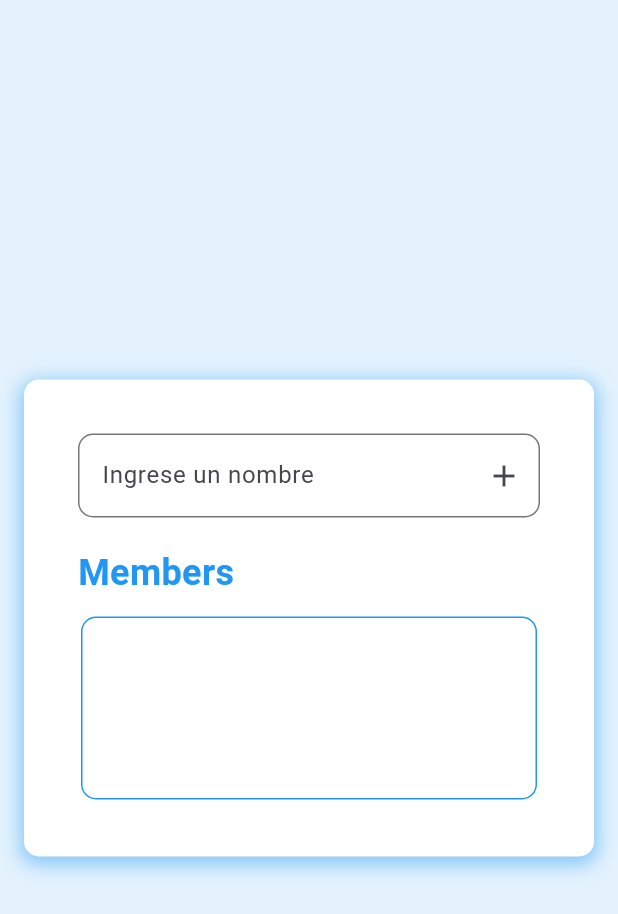
After one commit to GabrielRen2123/random_mixer, a Flutter app: the EstructuraBasica screen opened directly, on a phone screen of 412 x 824 dp. The commit adds this screen. Shown: the top 914 px of the screen. Run offline on Flutter 3.47's test engine with Material 3 defaults, Android fonts, the phone set to English and light mode, and no system bars.

Commit message:
Pagina de creacion de Grupos, funcional pero no completa

```diff
--- a/lib/clases/Botons.dart
+++ b/lib/clases/Botons.dart
@@ -34,7 +34,7 @@ class CustomButton extends StatelessWidget {
               BoxShadow(
                 color: box_shadow_color,
                 blurRadius: 4,
-                offset: Offset(0, 4),
+                offset: const Offset(0, 4),
                 spreadRadius: 0,
               )
             ],
@@ -44,11 +44,11 @@ class CustomButton extends StatelessWidget {
             mainAxisAlignment: MainAxisAlignment.center,
             crossAxisAlignment: CrossAxisAlignment.center,
             children: [
-              SizedBox(
+              const SizedBox(
                 //tamaño del logo
                 width: 70,
                 height: 70,
-                child: const FlutterLogo(),
+                child: FlutterLogo(),
               ),
               SizedBox(
                 child: ElevatedButton(
--- /dev/null
+++ b/lib/clases/Manager.dart
@@ -0,0 +1,49 @@
+import 'package:flutter/material.dart';
+import 'package:random_mixer_app/clases/nameList.dart';
+import 'package:random_mixer_app/clases/text_form.dart';
+
+
+class NameManager extends StatefulWidget {
+  const NameManager({super.key});
+
+  @override
+  _NameManagerState createState() => _NameManagerState();
+}
+
+class _NameManagerState extends State<NameManager> {
+  List<String> names = [];
+
+  // Función para agregar nombre a la lista
+  void addName(String name) {
+    setState(() {
+      names.add(name);
+    });
+  }
+
+  // Función para eliminar nombre de la lista
+  void removeName(String name) {
+    setState(() {
+      names.remove(name);
+    });
+  }
+
+  @override
+  Widget build(BuildContext context) {
+    return Padding(
+      padding: const EdgeInsets.all(20),
+      child: Column(
+        crossAxisAlignment: CrossAxisAlignment.start,
+        children: [
+          TextForm(addName: addName), // Paso la función para agregar nombres
+          const SizedBox(height: 20),
+          const Text(
+            "Members",
+            style: TextStyle(fontSize: 24, fontWeight: FontWeight.bold, color: Colors.blue),
+          ),
+          const SizedBox(height: 10),
+          NameList(names: names, removeName: removeName), // Paso la lista y la función para eliminar
+        ],
+      ),
+    );
+  }
+}
--- a/lib/clases/custom_boton.dart
+++ b/lib/clases/custom_boton.dart
@@ -34,7 +34,7 @@ class CustomButton extends StatelessWidget {
               BoxShadow(
                 color: box_shadow_color,
                 blurRadius: 4,
-                offset: Offset(0, 4),
+                offset: const Offset(0, 4),
                 spreadRadius: 0,
               )
             ],
@@ -44,11 +44,11 @@ class CustomButton extends StatelessWidget {
             mainAxisAlignment: MainAxisAlignment.center,
             crossAxisAlignment: CrossAxisAlignment.center,
             children: [
-              SizedBox(
+              const SizedBox(
                 //tamaño del logo
                 width: 70,
                 height: 70,
-                child: const FlutterLogo(),
+                child: FlutterLogo(),
               ),
               SizedBox(
                 child: ElevatedButton(
--- /dev/null
+++ b/lib/clases/estructura_basica.dart
@@ -0,0 +1,42 @@
+import 'package:flutter/material.dart';
+
+class EstructuraBasica extends StatelessWidget {
+  final List<Widget> widgetList;
+
+  const EstructuraBasica({super.key, required this.widgetList});
+
+  @override
+  Widget build(BuildContext context) {
+    return Scaffold(
+      backgroundColor: Colors.blue[50], // Color de fondo claro
+      body: SafeArea(
+        child: Center(
+          child: Container(
+            margin: const EdgeInsets.all(16), // Margen alrededor del contenedor
+            padding: const EdgeInsets.all(16), // Espacio interno
+            decoration: BoxDecoration(
+              color: Colors.white,
+              borderRadius: BorderRadius.circular(10),
+              boxShadow: [
+                BoxShadow(
+                  color: Colors.blue.withOpacity(0.5),
+                  spreadRadius: 2,
+                  blurRadius: 10,
+                  offset: const Offset(0, 3),
+                ),
+              ],
+            ),
+            child: ListView.builder(
+              shrinkWrap: true, // Ajusta la lista al contenido mínimo necesario
+              physics: const BouncingScrollPhysics(), // Efecto rebote al hacer scroll
+              itemCount: widgetList.length,
+              itemBuilder: (context, index) {
+                return widgetList[index]; // Retorna cada widget de la lista
+              },
+            ),
+          ),
+        ),
+      ),
+    );
+  }
+}
--- /dev/null
+++ b/lib/clases/nameList.dart
@@ -0,0 +1,41 @@
+import 'package:flutter/material.dart';
+
+class NameList extends StatelessWidget {
+  final List<String> names;
+  final Function(String) removeName;
+
+  const NameList({super.key, required this.names, required this.removeName});
+
+  @override
+  Widget build(BuildContext context) {
+    return Container(
+      margin: const EdgeInsets.all(2),
+      padding: const EdgeInsets.all(10),
+      decoration: BoxDecoration(
+        border: Border.all(color: Colors.blue),
+        borderRadius: BorderRadius.circular(10),
+      ),
+      child: ConstrainedBox(
+        constraints: const BoxConstraints(
+          minHeight: 100, minWidth: 300,
+          maxHeight: 300, // Limitar el alto máximo para que tenga scroll
+        ),
+        child: SingleChildScrollView(
+          child: Wrap(
+            spacing: 8.0,
+            runSpacing: 4.0,
+            children: names.map((name) {
+              return Chip(
+                label: Text(name),
+                deleteIcon: const Icon(Icons.close),
+                onDeleted: () {
+                  removeName(name); // Llamamos a la función removeName
+                },
+              );
+            }).toList(),
+          ),
+        ),
+      ),
+    );
+  }
+}
--- /dev/null
+++ b/lib/clases/text_form.dart
@@ -0,0 +1,36 @@
+import 'package:flutter/material.dart';
+
+class TextForm extends StatefulWidget {
+  final Function(String) addName;
+
+  const TextForm({super.key, required this.addName});
+
+  @override
+  _TextFormState createState() => _TextFormState();
+}
+
+class _TextFormState extends State<TextForm> {
+  final TextEditingController _controller = TextEditingController();
+
+  @override
+  Widget build(BuildContext context) {
+    return TextField(
+      controller: _controller,
+      decoration: InputDecoration(
+        hintText: 'Ingrese un nombre',
+        border: OutlineInputBorder(
+          borderRadius: BorderRadius.circular(10.0),
+        ),
+        suffixIcon: IconButton(
+          icon: const Icon(Icons.add),
+          onPressed: () {
+            if (_controller.text.isNotEmpty) {
+              widget.addName(_controller.text); // Llamamos a la función addName
+              _controller.clear(); // Limpiamos el campo de texto
+            }
+          },
+        ),
+      ),
+    );
+  }
+}
```
Also changed, not shown: lib/menus/home_page.dart (+5 -4 lines), lib/menus/segunda_pag.dart (added, +27 -0 lines).
